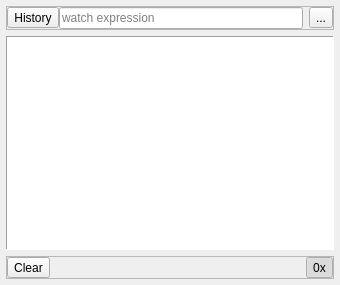
The window that view/WidgetExpression.ui (ukyouz/Visual-Studio-Debug-Tools) describes before a commit, drawn with Qt 5.
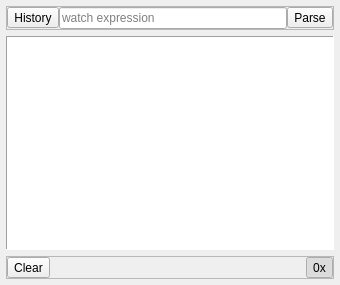
The same window after the commit. Icons and pictures are not drawn.

Patch:
```diff
--- a/view/WidgetExpression.ui
+++ b/view/WidgetExpression.ui
@@ -75,15 +75,15 @@
           </property>
          </widget>
         </item>
+        <item>
+         <widget class="QToolButton" name="btnParse">
+          <property name="text">
+           <string>Parse</string>
+          </property>
+         </widget>
+        </item>
        </layout>
       </item>
-      <item>
-       <widget class="QToolButton" name="btnMore">
-        <property name="text">
-         <string>...</string>
-        </property>
-       </widget>
-      </item>
      </layout>
     </widget>
    </item>
```
Left out of the diff: 16 changed lines with no effect on the pictures.
